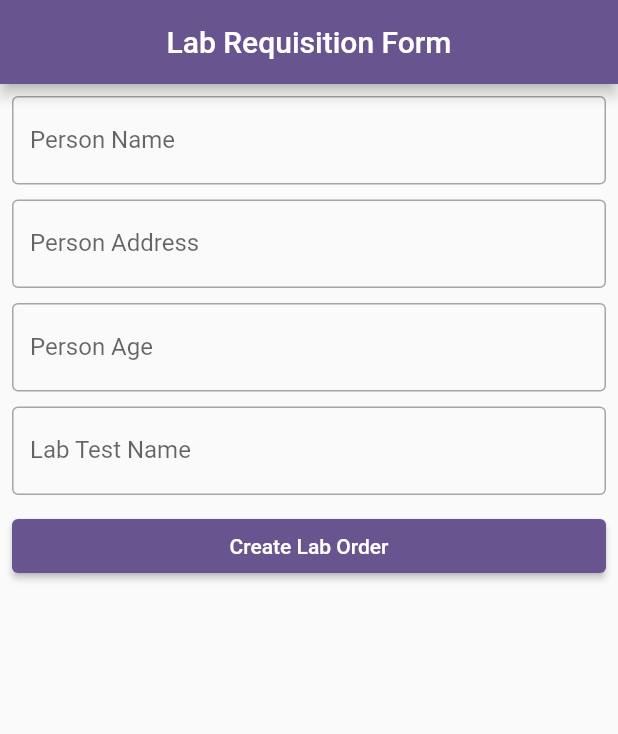
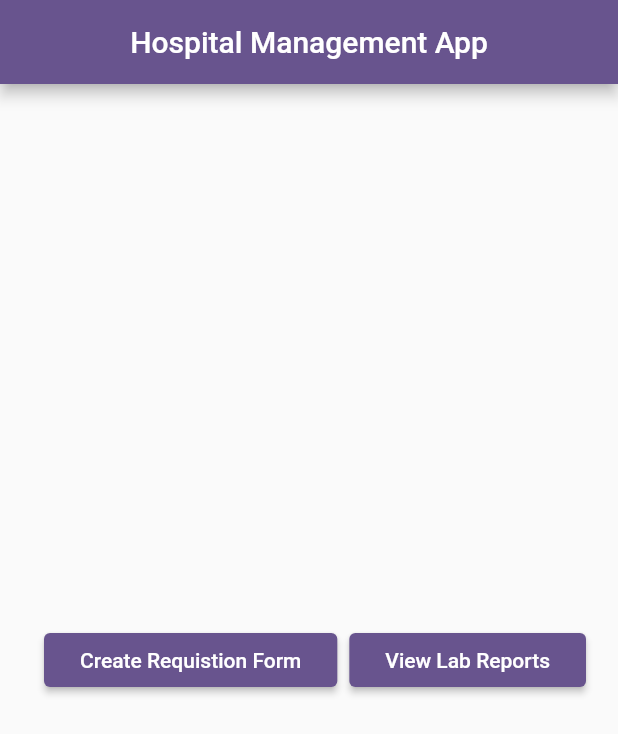
Before and after one commit to Dipesh905/hospital_management_app, a Flutter app: the screen it shows after launch, on a phone screen of 412 x 824 dp. Shown: the top 734 px of the screen. Run offline on Flutter 3.47's test engine with Material 2 defaults, Android fonts, the phone set to English and light mode, and no system bars.

Commit message:
home_screen and lab report screen added

```diff
--- /dev/null
+++ b/lib/common_module/common_screens/home_screen.dart
@@ -0,0 +1,44 @@
+import 'package:flutter/material.dart';
+import 'package:hospital_management_app/common_module/widgets/button_widget.dart';
+import 'package:hospital_management_app/doctor_module/view/lab_order_screen.dart';
+import 'package:hospital_management_app/lab_technician_module/lab_report_screen.dart';
+
+class HomeScreen extends StatelessWidget {
+  const HomeScreen({super.key});
+
+  @override
+  Widget build(BuildContext context) {
+    return Scaffold(
+      appBar: AppBar(
+        centerTitle: true,
+        title: const Text('Hospital Management App'),
+      ),
+      body: Center(
+        child: Row(
+          mainAxisAlignment: MainAxisAlignment.center,
+          children: [
+            Padding(
+              padding: const EdgeInsets.all(8.0),
+              child: ButtonWidget(
+                  onPressed: () {
+                    Navigator.push(
+                        context,
+                        MaterialPageRoute(
+                            builder: (context) => LabOrderScreen()));
+                  },
+                  buttonTitle: 'Create Requistion Form'),
+            ),
+            ButtonWidget(
+                onPressed: () {
+                  Navigator.push(
+                      context,
+                      MaterialPageRoute(
+                          builder: (context) => const LabReportScreen()));
+                },
+                buttonTitle: 'View Lab Reports')
+          ],
+        ),
+      ),
+    );
+  }
+}
--- a/lib/doctor_module/view/lab_order_screen.dart
+++ b/lib/doctor_module/view/lab_order_screen.dart
@@ -1,6 +1,6 @@
 import 'package:flutter/material.dart';
-import 'package:hospital_management_app/common_module/button_widget.dart';
-import 'package:hospital_management_app/common_module/input_field_widget.dart';
+import 'package:hospital_management_app/common_module/widgets/button_widget.dart';
+import 'package:hospital_management_app/common_module/widgets/input_field_widget.dart';
 
 class LabOrderScreen extends StatelessWidget {
   LabOrderScreen({super.key});
--- a/lib/main.dart
+++ b/lib/main.dart
@@ -1,5 +1,5 @@
 import 'package:flutter/material.dart';
-import 'package:hospital_management_app/doctor_module/view/lab_order_screen.dart';
+import 'package:hospital_management_app/common_module/common_screens/home_screen.dart';
 
 void main() {
   runApp(const MyApp());
@@ -17,7 +17,7 @@ class MyApp extends StatelessWidget {
       theme: ThemeData(
         colorScheme: ColorScheme.fromSeed(seedColor: Colors.deepPurple),
       ),
-      home: LabOrderScreen(),
+      home: const HomeScreen(),
     );
   }
 }
```
Also changed, not shown: lib/common_module/common_model/lab_test_model.dart (added, +12 -0 lines), lib/common_module/common_model/patient_model.dart (added, +18 -0 lines), lib/doctor_module/model/lab_requisition_model.dart (deleted, +0 -15 lines), lib/lab_technician_module/lab_report_screen.dart (added, +14 -0 lines), lib/common_module/widgets/button_widget.dart (renamed from lib/common_module/button_widget.dart), lib/common_module/widgets/input_field_widget.dart (renamed from lib/common_module/input_field_widget.dart).
